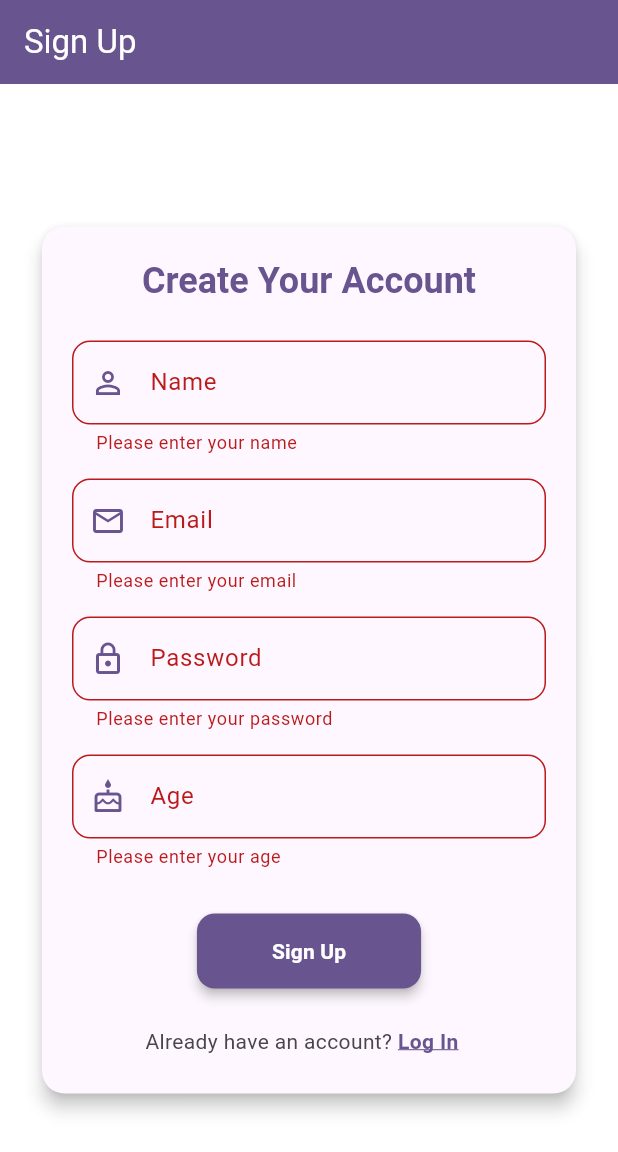
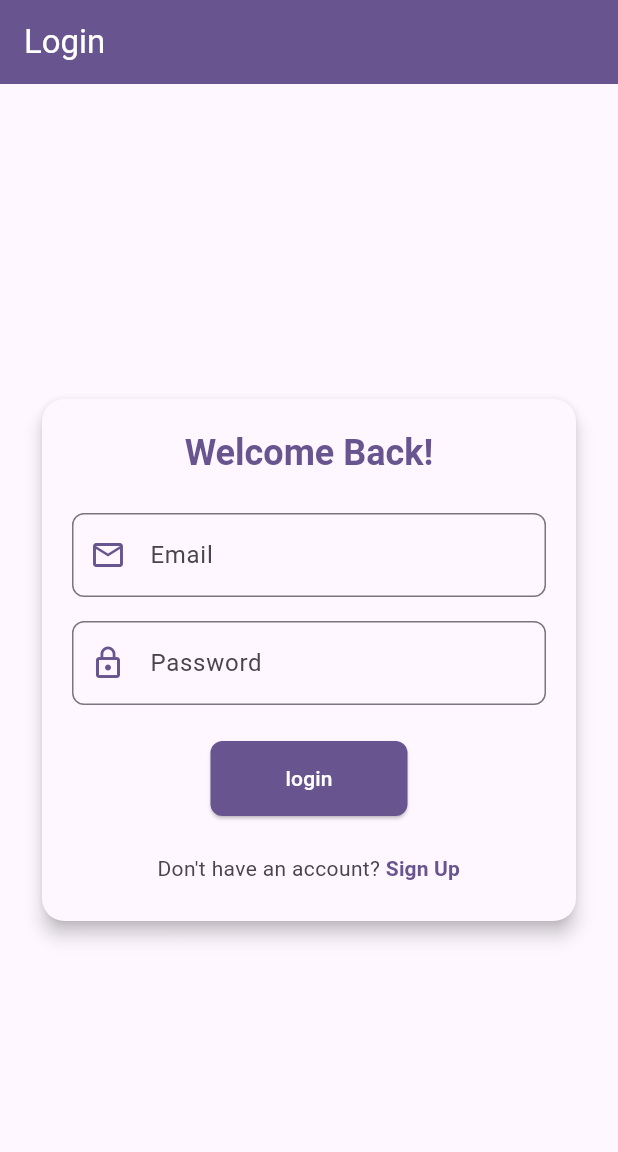
Before and after one commit to ombhut175/demo_flutter, a Flutter app: the screen it shows after launch, after a tap on "Sign Up", after a tap on "Log In", on a phone screen of 412 x 824 dp. Shown: the top 1152 px of the screen. Run offline on Flutter 3.47's test engine with Material 3 defaults, Android fonts, the phone set to English and light mode, and no system bars; our stand-ins replace cloud_firestore, curved_navigation_bar, firebase_auth, firebase_core, flutter_easyloading, google_fonts; accounts and stored records are empty.

Commit message:
feat(auth): implement login functionality and navigation
Add login page with email and password validation, integrate handleLogin function, and implement navigation between sign-up and login pages. Also, add navigation logic after successful sign-up and sign-out operations.

```diff
--- a/lib/auth/login.dart
+++ b/lib/auth/login.dart
@@ -0,0 +1,195 @@
+import 'package:demo_flutter/auth/sign_up.dart';
+import 'package:demo_flutter/services/functions/authFunctions.dart';
+import 'package:demo_flutter/utils/helpers.dart';
+import 'package:flutter/material.dart';
+
+class LoginPage extends StatefulWidget {
+  const LoginPage({super.key});
+
+  @override
+  State<LoginPage> createState() => _LoginPageState();
+}
+
+class _LoginPageState extends State<LoginPage> {
+  final _formKey = GlobalKey<FormState>();
+  final TextEditingController _emailController = TextEditingController();
+  final TextEditingController _passwordController = TextEditingController();
+
+  String? _validateEmail(String? value) {
+    if (value == null || value.isEmpty) {
+      return 'Please enter your email';
+    }
+    final emailRegex = RegExp(r'^[^@]+@[^@]+\.[^@]+');
+    if (!emailRegex.hasMatch(value)) {
+      return 'Enter a valid email address';
+    }
+    return null;
+  }
+
+  String? _validatePassword(String? value) {
+    if (value == null || value.isEmpty) {
+      return 'Please enter your password';
+    }
+    // You might want to add more password validation rules here
+    return null;
+  }
+
+  void _loginUser() {
+    if (_formKey.currentState!.validate()) {
+      // If the form is valid, display a snackbar. In a real app, you'd trigger login.
+      // ScaffoldMessenger.of(context).showSnackBar(
+      //   const SnackBar(content: Text('Processing Data')),
+      // );
+      handleLogin(
+        context: context,
+        email: _emailController.text.trim(),
+        password: _passwordController.text.trim(),
+      );
+    }
+  }
+
+  @override
+  void dispose() {
+    _emailController.dispose();
+    _passwordController.dispose();
+    super.dispose();
+  }
+
+  @override
+  Widget build(BuildContext context) {
+    final ThemeData theme = Theme.of(context);
+    final ColorScheme colorScheme = theme.colorScheme;
+
+    return Scaffold(
+      appBar: AppBar(
+        title: Text('Login', style: TextStyle(color: colorScheme.onPrimary)),
+        backgroundColor: colorScheme.primary,
+        elevation: 0,
+      ),
+      body: Center(
+        child: SingleChildScrollView(
+          padding: const EdgeInsets.all(24.0),
+          child: Card(
+            elevation: 5,
+            shape: RoundedRectangleBorder(
+              borderRadius: BorderRadius.circular(15.0),
+            ),
+            color: colorScheme.surface, // Card background color
+            child: Padding(
+              padding: const EdgeInsets.all(20.0),
+              child: Form(
+                key: _formKey,
+                child: Column(
+                  mainAxisSize: MainAxisSize.min,
+                  children: <Widget>[
+                    Text(
+                      'Welcome Back!', // Engaging title
+                      style: theme.textTheme.headlineSmall?.copyWith(
+                        fontWeight: FontWeight.bold,
+                        color: colorScheme.primary,
+                      ),
+                    ),
+                    const SizedBox(height: 24),
+                    TextFormField(
+                      controller: _emailController,
+                      decoration: InputDecoration(
+                        labelText: 'Email',
+                        hintText: 'Enter your email address',
+                        prefixIcon: Icon(Icons.email_outlined,
+                            color: colorScheme.primary),
+                        border: OutlineInputBorder(
+                          borderRadius: BorderRadius.circular(8.0),
+                          borderSide:
+                              BorderSide(color: colorScheme.primaryContainer),
+                        ),
+                        focusedBorder: OutlineInputBorder(
+                          borderRadius: BorderRadius.circular(8.0),
+                          borderSide: BorderSide(
+                              color: colorScheme.primary, width: 2.0),
+                        ),
+                      ),
+                      keyboardType: TextInputType.emailAddress,
+                      validator: _validateEmail,
+                      autovalidateMode: AutovalidateMode.onUserInteraction,
+                    ),
+                    const SizedBox(height: 16),
+                    TextFormField(
+                      controller: _passwordController,
+                      decoration: InputDecoration(
+                        labelText: 'Password',
+                        hintText: 'Enter your password',
+                        prefixIcon: Icon(Icons.lock_outline,
+                            color: colorScheme.primary),
+                        border: OutlineInputBorder(
+                          borderRadius: BorderRadius.circular(8.0),
+                          borderSide:
+                              BorderSide(color: colorScheme.primaryContainer),
+                        ),
+                        focusedBorder: OutlineInputBorder(
+                          borderRadius: BorderRadius.circular(8.0),
+                          borderSide: BorderSide(
+                              color: colorScheme.primary, width: 2.0),
+                        ),
+                      ),
+                      obscureText: true,
+                      validator: _validatePassword,
+                      autovalidateMode: AutovalidateMode.onUserInteraction,
+                    ),
+                    const SizedBox(height: 24),
+                    ElevatedButton(
+                      onPressed: _loginUser,
+                      style: ElevatedButton.styleFrom(
+                        backgroundColor: colorScheme.primary,
+                        padding: const EdgeInsets.symmetric(
+                            horizontal: 50, vertical: 15),
+                        textStyle: theme.textTheme.labelLarge
+                            ?.copyWith(color: colorScheme.onPrimary),
+                        shape: RoundedRectangleBorder(
+                          borderRadius: BorderRadius.circular(8.0),
+                        ),
+                      ),
+                      child: const Text(
+                        'login',
+                        style: TextStyle(color: Colors.white),
+                      ),
+                    ),
+                    const SizedBox(height: 20),
+                    Row(
+                      mainAxisAlignment: MainAxisAlignment.center,
+                      children: [
+                        Text(
+                          "Don't have an account? ",
+                          style: theme.textTheme.bodyMedium?.copyWith(
+                            color: colorScheme.onSurfaceVariant,
+                          ),
+                        ),
+                        TextButton(
+                          onPressed: () {
+                            pushReplacement(
+                                context: context, route: SignUpPage());
+                          },
+                          style: TextButton.styleFrom(
+                            padding: EdgeInsets.zero,
+                            minimumSize: const Size(50, 30),
+                            tapTargetSize: MaterialTapTargetSize.shrinkWrap,
+                            alignment: Alignment.centerLeft,
+                          ),
+                          child: Text(
+                            'Sign Up',
+                            style: TextStyle(
+                                color: colorScheme.primary,
+                                fontWeight: FontWeight.bold),
+                          ),
+                        ),
+                      ],
+                    ),
+                  ],
+                ),
+              ),
+            ),
+          ),
+        ),
+      ),
+    );
+  }
+}
--- a/lib/auth/sign_up.dart
+++ b/lib/auth/sign_up.dart
@@ -1,4 +1,6 @@
+import 'package:demo_flutter/auth/login.dart';
 import 'package:demo_flutter/services/functions/authFunctions.dart';
+import 'package:demo_flutter/utils/helpers.dart';
 import 'package:flutter/material.dart';
 import 'package:flutter/services.dart';
 
@@ -248,9 +250,7 @@ class _SignUpPageState extends State<SignUpPage> {
                           ),
                           TextButton(
                             onPressed: () {
-                              // TODO: Navigate to Login Page
-                              print('Navigate to Login Page');
-                              // Example: Navigator.push(context, MaterialPageRoute(builder: (context) => LoginPage()));
+                              pushReplacement(context: context, route: LoginPage());
                             },
                             style: TextButton.styleFrom(
                               padding: EdgeInsets.zero,
```
Also changed, not shown: lib/services/functions/authFunctions.dart (+41 -0 lines).
